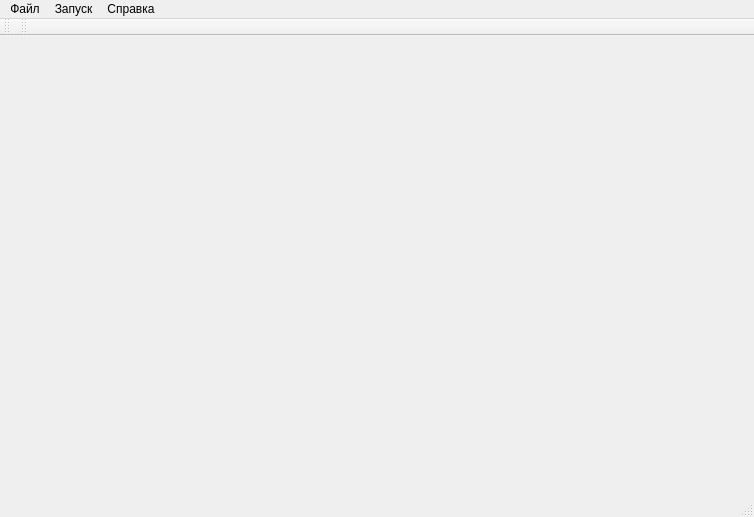
The window that KLangIDE/ui/MainWindow.ui (YoukaiCat/KLang) describes before a commit, drawn with Qt 5.
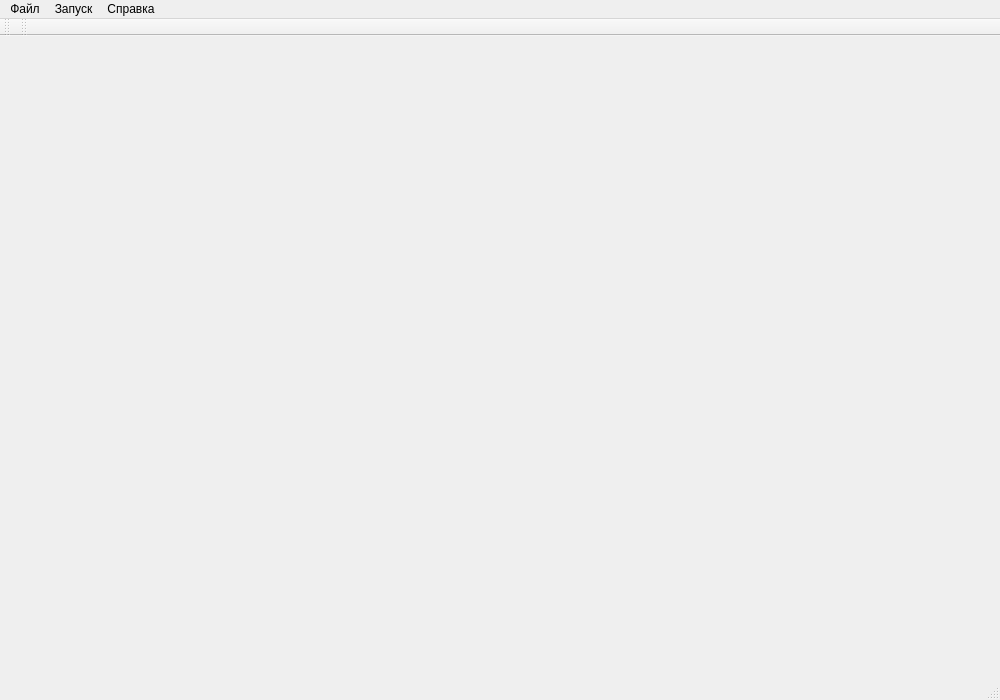
The same window after the commit.

Commit message: Increase font size

```diff
--- a/KLangIDE/ui/MainWindow.ui
+++ b/KLangIDE/ui/MainWindow.ui
@@ -6,8 +6,8 @@
    <rect>
     <x>0</x>
     <y>0</y>
-    <width>754</width>
-    <height>517</height>
+    <width>1000</width>
+    <height>700</height>
    </rect>
   </property>
   <property name="windowTitle">
@@ -19,8 +19,8 @@
     <rect>
      <x>0</x>
      <y>0</y>
-     <width>754</width>
-     <height>27</height>
+     <width>1000</width>
+     <height>29</height>
     </rect>
    </property>
    <widget class="QMenu" name="menuFile">
```
The commit also changes 1 other file.
